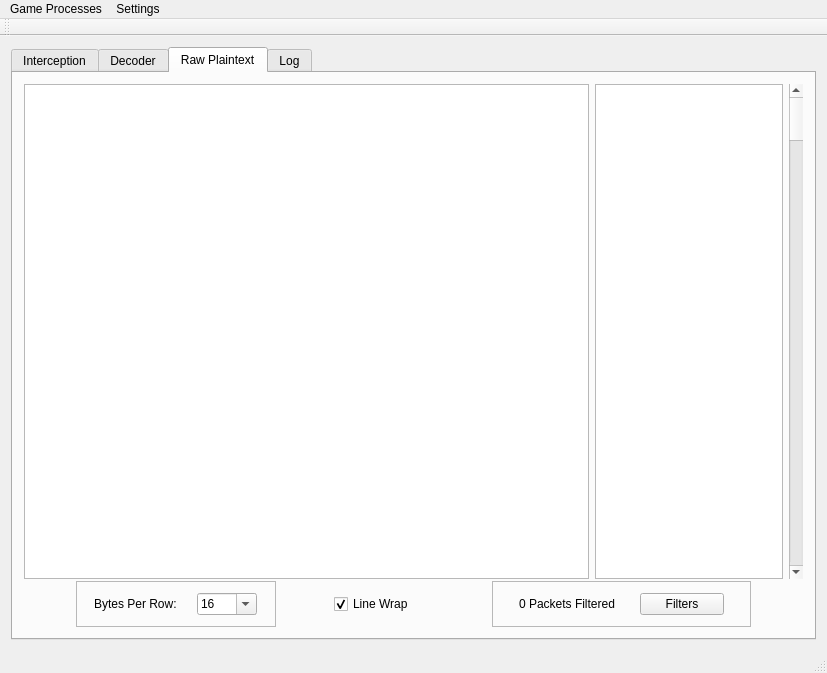
This is exileSniffer/exileSniffer.ui in ncatlin/exileSniffer as Qt 5 draws it before an edit. The edited form follows.
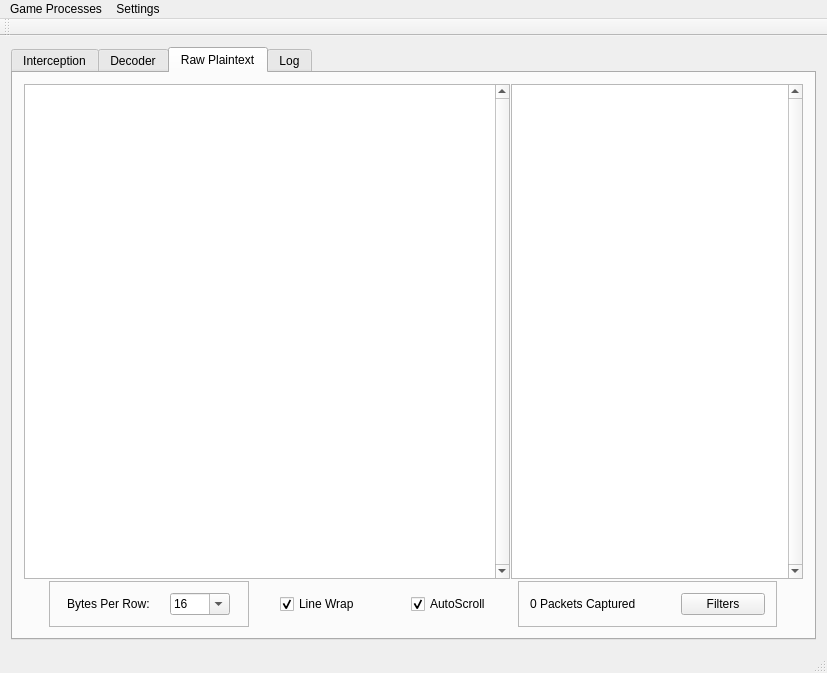
This is the edited form.

```diff
--- a/exileSniffer/exileSniffer.ui
+++ b/exileSniffer/exileSniffer.ui
@@ -134,7 +134,10 @@
          <number>2</number>
         </property>
         <item>
-         <layout class="QHBoxLayout" name="textPaneFrame" stretch="3,1,0">
+         <layout class="QHBoxLayout" name="textPaneFrame" stretch="5,3">
+          <property name="spacing">
+           <number>1</number>
+          </property>
           <item>
            <widget class="QTextEdit" name="ptHexPane">
             <property name="font">
@@ -143,18 +146,46 @@
               <pointsize>8</pointsize>
              </font>
             </property>
+            <property name="verticalScrollBarPolicy">
+             <enum>Qt::ScrollBarAlwaysOn</enum>
+            </property>
             <property name="lineWrapMode">
              <enum>QTextEdit::NoWrap</enum>
             </property>
+            <property name="readOnly">
+             <bool>true</bool>
+            </property>
+            <property name="html">
+             <string>&lt;!DOCTYPE HTML PUBLIC &quot;-//W3C//DTD HTML 4.0//EN&quot; &quot;http://www.w3.org/TR/REC-html40/strict.dtd&quot;&gt;
+&lt;html&gt;&lt;head&gt;&lt;meta name=&quot;qrichtext&quot; content=&quot;1&quot; /&gt;&lt;style type=&quot;text/css&quot;&gt;
+p, li { white-space: pre-wrap; }
+&lt;/style&gt;&lt;/head&gt;&lt;body style=&quot; font-family:'Courier New'; font-size:8pt; font-weight:400; font-style:normal;&quot;&gt;
+&lt;p style=&quot;-qt-paragraph-type:empty; margin-top:0px; margin-bottom:0px; margin-left:0px; margin-right:0px; -qt-block-indent:0; text-indent:0px;&quot;&gt;&lt;br /&gt;&lt;/p&gt;&lt;/body&gt;&lt;/html&gt;</string>
+            </property>
+            <property name="textInteractionFlags">
+             <set>Qt::TextSelectableByMouse</set>
+            </property>
            </widget>
           </item>
           <item>
-           <widget class="QTextEdit" name="ptASCIIPane"/>
-          </item>
-          <item>
-           <widget class="QScrollBar" name="verticalScrollBar">
-            <property name="orientation">
-             <enum>Qt::Vertical</enum>
+           <widget class="QTextEdit" name="ptASCIIPane">
+            <property name="font">
+             <font>
+              <family>Courier New</family>
+             </font>
+            </property>
+            <property name="verticalScrollBarPolicy">
+             <enum>Qt::ScrollBarAlwaysOn</enum>
+            </property>
+            <property name="sizeAdjustPolicy">
+             <enum>QAbstractScrollArea::AdjustToContents</enum>
+            </property>
+            <property name="html">
+             <string>&lt;!DOCTYPE HTML PUBLIC &quot;-//W3C//DTD HTML 4.0//EN&quot; &quot;http://www.w3.org/TR/REC-html40/strict.dtd&quot;&gt;
+&lt;html&gt;&lt;head&gt;&lt;meta name=&quot;qrichtext&quot; content=&quot;1&quot; /&gt;&lt;style type=&quot;text/css&quot;&gt;
+p, li { white-space: pre-wrap; }
+&lt;/style&gt;&lt;/head&gt;&lt;body style=&quot; font-family:'Courier New'; font-size:8.25pt; font-weight:400; font-style:normal;&quot;&gt;
+&lt;p style=&quot;-qt-paragraph-type:empty; margin-top:0px; margin-bottom:0px; margin-left:0px; margin-right:0px; -qt-block-indent:0; text-indent:0px;&quot;&gt;&lt;br /&gt;&lt;/p&gt;&lt;/body&gt;&lt;/html&gt;</string>
             </property>
            </widget>
           </item>
@@ -257,6 +288,22 @@
             </property>
            </widget>
           </item>
+          <item>
+           <widget class="QCheckBox" name="rawAutoScrollCheck">
+            <property name="maximumSize">
+             <size>
+              <width>76</width>
+              <height>16777215</height>
+             </size>
+            </property>
+            <property name="text">
+             <string>AutoScroll</string>
+            </property>
+            <property name="checked">
+             <bool>true</bool>
+            </property>
+           </widget>
+          </item>
           <item>
            <widget class="QFrame" name="frame">
             <property name="maximumSize">
@@ -276,12 +323,12 @@
               <widget class="QLabel" name="filterLabel">
                <property name="maximumSize">
                 <size>
-                 <width>100</width>
+                 <width>500</width>
                  <height>16777215</height>
                 </size>
                </property>
                <property name="text">
-                <string>0 Packets Filtered</string>
+                <string>0 Packets Captured</string>
                </property>
               </widget>
              </item>
```
Left out of the diff: 17 changed lines with no effect on the pictures.
